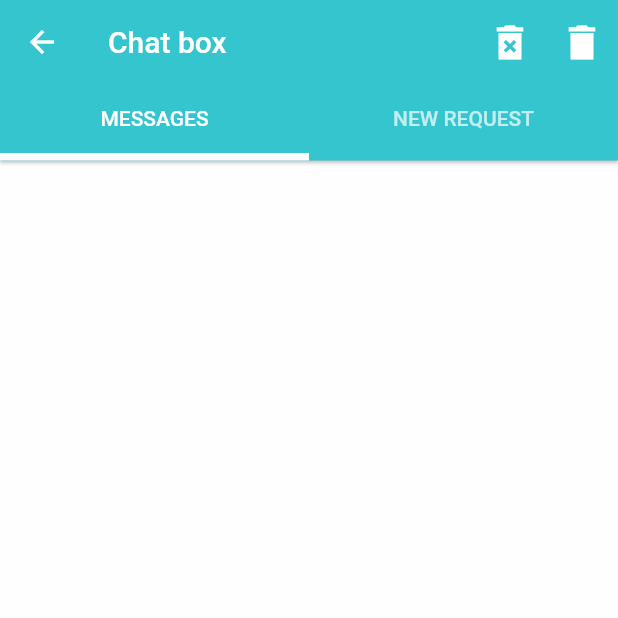
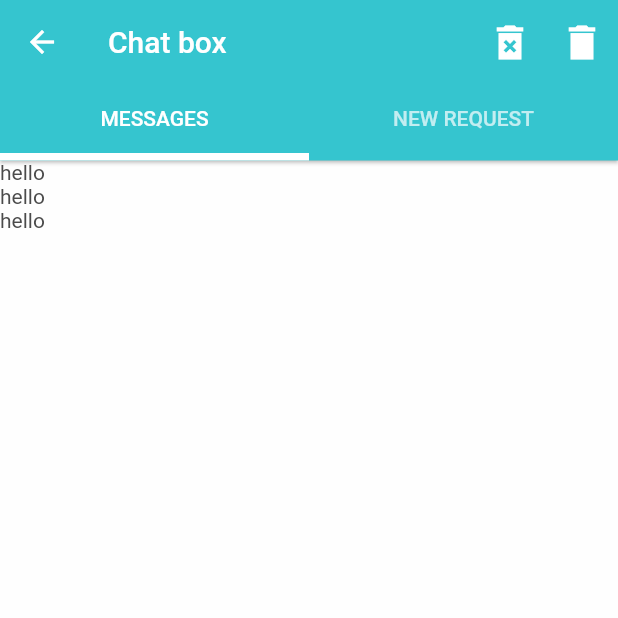
Before and after one commit to sourabhb77/ShopConn-Flutter-App, a Flutter app: the ChatBox screen opened directly, on a phone screen of 412 x 824 dp, the top half of it. Run offline on Flutter 3.47's test engine with Material 2 defaults, Android fonts, the phone set to English and light mode, and no system bars; our stand-ins replace carousel_slider, cloud_firestore, firebase_auth, firebase_storage, image_cropper, image_picker and 4 more; missing offline and left inert: dart:ffi; accounts and stored records are empty.

```diff
--- a/lib/screens/Profile.dart
+++ b/lib/screens/Profile.dart
@@ -94,8 +94,9 @@ class _ProfileState extends State<Profile> {
       // ratioY: 1.0,
       // maxWidth: 512,
       // maxHeight: 512,
-      toolbarColor: Colors.purple,
-      toolbarWidgetColor: Colors.white,
+
+      // toolbarColor: Colors.purple,
+      // toolbarWidgetColor: Colors.white,
     );
     setState(() {
       image = Timage;
--- a/lib/screens/msg-request.dart
+++ b/lib/screens/msg-request.dart
@@ -1,13 +1,17 @@
 import 'dart:async';
 
+import 'package:async/async.dart';
 import 'package:cloud_firestore/cloud_firestore.dart';
 import 'package:firebase_auth/firebase_auth.dart';
 import 'package:flutter/material.dart';
+import 'package:provider/provider.dart';
 import 'package:shopconn/api/MessageApi.dart';
 import 'package:shopconn/const/Theme.dart';
+import 'package:shopconn/models/Message.dart';
 import 'package:shopconn/models/user.dart';
 import 'package:shopconn/notifier/authNotifier.dart';
 import 'package:shopconn/widgets/MessageWidgets/RequestMessageBox.dart';
+import 'package:stream_transform/stream_transform.dart';
 import './chatbox.dart';
 import '../services/auth.dart';
 
@@ -46,30 +50,39 @@ class ChatBox extends StatefulWidget {
   _ChatBoxState createState() => _ChatBoxState();
 }
 
+
 class _ChatBoxState extends State<ChatBox>
-    with AutomaticKeepAliveClientMixin<ChatBox> {
+   {
   // final AuthService _auth=AuthService();
-  @override
-  bool get wantKeepAlive => true;
 
-void getUser()
-{
-}
+  StreamController<List<QuerySnapshot> > streamController = StreamController<List<QuerySnapshot>> ();
 
-  final StreamController<ChatUser> controller =
-      StreamController<ChatUser>.broadcast();
+
+
+  AuthNotifier authNotifier;
+
+
+  List<Stream<QuerySnapshot >> streams ;
+
+
   Stream s1;
+
 
   // final StreamController<List<ChatUser> > controller = StreamController <List<ChatUser > > .broadcast();
 
   @override
   void initState() {
     s1 = widget.getNewRequestsStream().asBroadcastStream();
+
     super.initState();
   }
 
+
+
   @override
   Widget build(BuildContext context) {
+     authNotifier = Provider.of<AuthNotifier>(context);
+    // getStreams();
     return DefaultTabController(
       length: 2,
       child: Scaffold(
@@ -111,96 +124,89 @@ void getUser()
         ),
         body: TabBarView(
           children: [
-            Container(
-              child: StreamBuilder(
-                stream: Firestore.instance.collection("users").snapshots(),
-                builder: (context, snapshot) {
-                  if (!snapshot.hasData) {
-                    return Center(
-                      child: CircularProgressIndicator(
-                        valueColor: AlwaysStoppedAnimation<Color>(Colors.red),
-                      ),
-                    );
-                  } else {
-                    return ListView.builder(
-                      padding: EdgeInsets.all(5.0),
-                      itemBuilder: (BuildContext context, index) {
-                        // print("Data : ${snapshot.data.documents[index]["userId"]}");
-                        return Messagebox(
-                            email: snapshot.data.documents[index]["email"]);
-                      },
-                      itemCount: snapshot.data.documents.length,
-                    );
-                  }
-                },
-              ),
-            ),
-            Rabit(id:"userId"),
-
-            //  StreamBuilder(
-
-            //   // stream: Firestore.instance.collection("request").where("requesterId", isEqualTo:"12312" ).snapshots(),
-            //   stream: s1,
-
-            //   builder: (context,  snapshot)
-            //   {
-            //     print("*********************************");
-            //     print(snapshot);
-            //     if( snapshot.hasError)
-            //     {
-            //       return Text("Error has occured");
-            //     }
-            //     if(!snapshot.hasData)
-            //     {
-            //       return Center(child: CircularProgressIndicator(
-            //         valueColor: AlwaysStoppedAnimation<Color>(Colors.red),
-            //       ),);
-            //     }
-            //     else
-            //     {
-            //       return ListView.builder(
-            //         itemBuilder: (context,index)  {
-            //          print("Index :  $index");
-            //           return RequestBox(name: "ad");
-            //         },
-            //         itemCount: snapshot.data.length,
-            //       );
-            //     }
-
-            //   },
-            // ),
-
-            // ListView(
-            //   children: <Widget>[
-            //     for(int i =1 ;i<6; i++)
-            //     RequestBox(name: "hello",)
-            //   ],
-            // ),
+            MessageStream(),
+            RequestStream()
           ],
         ),
       ),
     );
   }
 
-  setStream() {}
+
+
+}
+
+
+class MessageStream extends StatefulWidget {
+
+
+
+
+  @override
+  _MessageStreamState createState() => _MessageStreamState();
+}
+
+class _MessageStreamState extends State<MessageStream> {
+  // StreamController<List<QuerySnapshot>> _controller;
+
+  StreamController<DocumentSnapshot> controller = StreamController<DocumentSnapshot>.broadcast();
+
+
+  void updateMyUI(DocumentSnapshot snap) => controller.sink.add(snap);
+
+
+  @override
+  void initState() {
+    super.initState();
+    // loadDetails(controller);
+
+  }
+
   @override
   void dispose() {
-    // widget.channel.sink.close();
+    super.dispose();
+    controller.close();
+  }
 
-    super.dispose();
+  @override
+  Widget build(BuildContext context) {
+    return StreamBuilder(
+      stream: loadDetails(),
+      builder: (context,snapshot)
+      {
+        print("SnapShot Data Details: ${snapshot.data}");
+        if(snapshot.hasError)
+        {
+          return Text("ERROR");
+        }
+        if(!snapshot.hasData)
+        {
+          return Text("LOADING");
+        }
+        return ListView.builder(itemBuilder:(context,index)
+        {
+          // return Messagebox(message: ChatMessage.fromMap(snapshot.data.document[index].data),);
+          return Text("hello");
+        },
+        itemCount: 3,);
+      },
+
+    );
   }
 }
 
-class Rabit extends StatefulWidget {
-  final String id;
 
-  const Rabit({Key key, this.id}) : super(key: key);
+
+
+class RequestStream extends StatefulWidget {
+
+  const RequestStream({Key key}) : super(key: key);
 
   @override
-  _RabitState createState() => _RabitState();
+  _RequestStream createState() => _RequestStream();
 }
 
-class _RabitState extends State<Rabit> {
+class _RequestStream extends State<RequestStream> {
   @override
   Widget build(BuildContext context) {
     return StreamBuilder(
@@ -222,8 +228,9 @@ class _RabitState extends State<Rabit> {
         } else {
           return ListView.builder(
             itemBuilder: (context, index) {
-              print("Index :  $index");
-              return RequestBox(name: "ad");
+              print("Index :  ${snapshot.data[index].toString()}");
+              // return Text("hello");
+              return RequestBox(user: snapshot.data[index]);
             },
             itemCount: snapshot.data.length,
           );
--- a/lib/widgets/ImagePicker/ImageCapture.dart
+++ b/lib/widgets/ImagePicker/ImageCapture.dart
@@ -24,8 +24,8 @@ class _ImageCaptureState extends State<ImageCapture> {
         // ratioY: 1.0,
         // maxWidth: 512,
         // maxHeight: 512,
-        toolbarColor: Colors.purple,
-        toolbarWidgetColor: Colors.white,
+        // toolbarColor: Colors.purple,
+        // toolbarWidgetColor: Colors.white,
       );
 
     setState(() {
--- a/pubspec.yaml
+++ b/pubspec.yaml
@@ -38,6 +38,11 @@ dependencies:
   firebase_auth: ^0.14.0+5
   # cloud_firestore: ^0.12.9+4
   provider: ^3.1.0
+
+  tuple: ^1.0.3
+  stream_transform: ^1.2.0
+  async: ^2.4.1
+  rxdart: ^0.24.1
 
 
 dev_dependencies:
```
Also changed, not shown: lib/api/MessageApi.dart (+161 -26 lines), lib/models/Message.dart (+60 -2 lines), lib/widgets/MessageWidgets/RequestMessageBox.dart (+49 -9 lines), pubspec.lock.
